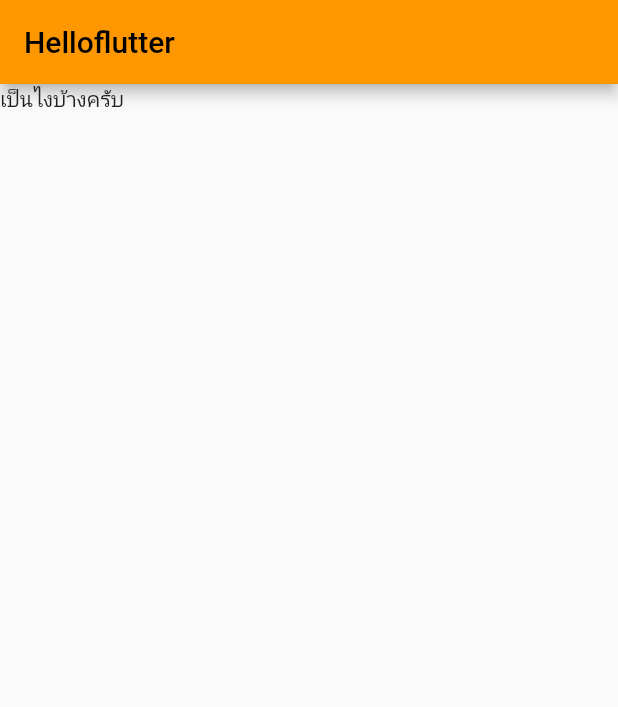
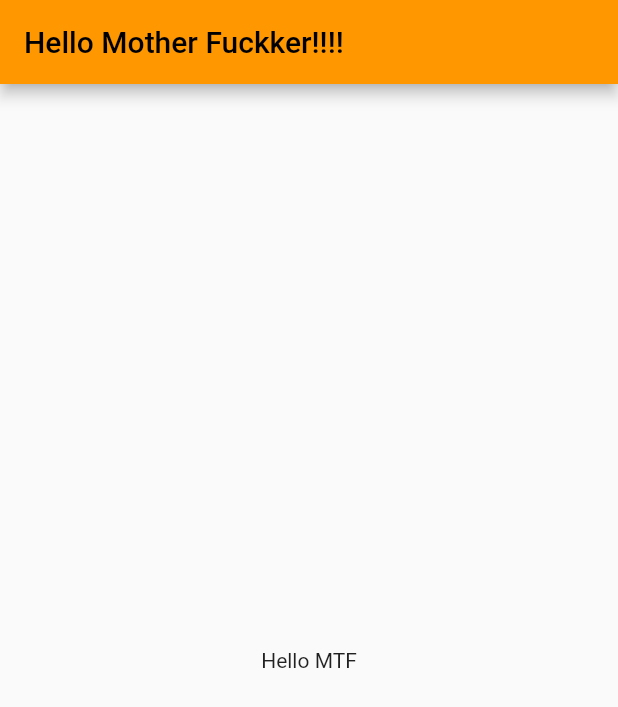
Before and after one commit to frankthanapong444/mycTapp, a Flutter app: the screen it shows after launch, on a phone screen of 412 x 824 dp. Shown: the top 707 px of the screen. Run offline on Flutter 3.47's test engine with Material 2 defaults, Android fonts, the phone set to English and light mode, and no system bars.

Commit message:
center widget Text

```diff
--- a/myappi/lib/main.dart
+++ b/myappi/lib/main.dart
@@ -4,7 +4,7 @@ void main() {
   runApp(Myappi());
 }
 
-//สร้าง  Widget
+//build Widget
 class Myappi extends StatelessWidget {
   @override
   Widget build(BuildContext context) {
@@ -12,9 +12,11 @@ class Myappi extends StatelessWidget {
       title: "my App",
       home: Scaffold(
         appBar: AppBar(
-          title: Text("Helloflutter "),
+          title: Text("Hello Mother Fuckker!!!!"),
         ),
-        body: Text("เป็นไงบ้างครับ"),
+        body: Center(
+          child: Text("Hello MTF"),
+        ),
       ),
       theme: ThemeData(primarySwatch: Colors.orange),
     );
```
